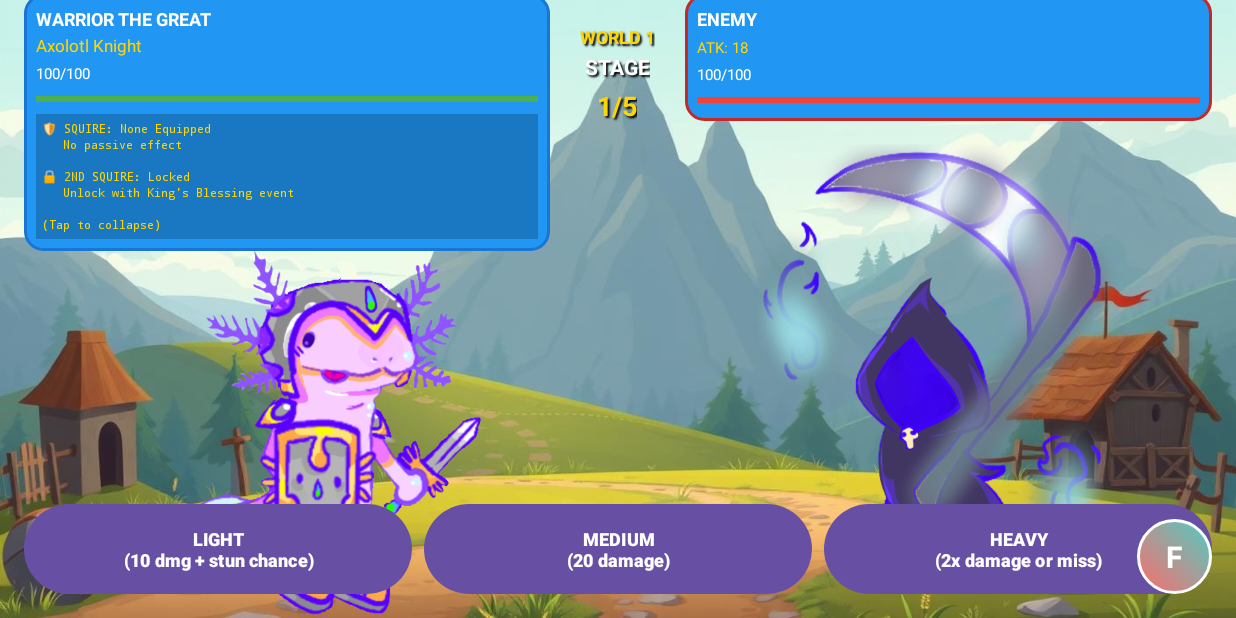
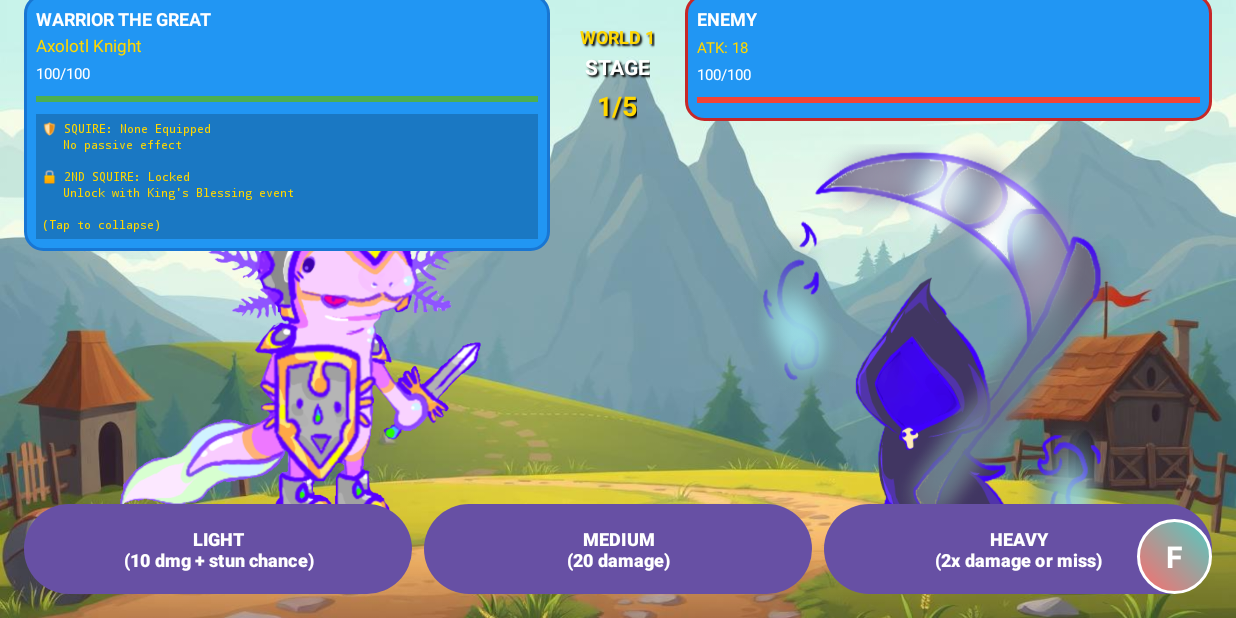
Before and after one commit to RadioactivCake/knight-battle-game, an Android app: the GameActivity screen opened directly, with no data from a screen before it, after a tap on "🛡️ No Squires (Tap to expand)", on a phone screen of 824 x 412 dp (held sideways). Run offline under Robolectric (Android 15) with nearby library versions, the phone set to English and light mode, and no system bars.

Commit message:
still requires fix for positions

```diff
--- a/app/src/main/res/layout/activity_game.xml
+++ b/app/src/main/res/layout/activity_game.xml
@@ -18,7 +18,75 @@
         android:adjustViewBounds="false"
         android:contentDescription="Game Background" />
 
-    <!-- All game content on top of background -->
+    <!-- FIRST: Character Images (render behind everything) -->
+    <LinearLayout
+        android:layout_width="match_parent"
+        android:layout_height="match_parent"
+        android:orientation="horizontal"
+        android:gravity="bottom"
+        android:clipChildren="false"
+        android:clipToPadding="false"
+        android:padding="16dp"
+        android:paddingTop="40dp"
+        android:paddingBottom="120dp">
+
+        <!-- Player Character Area - Left Side -->
+        <LinearLayout
+            android:layout_width="0dp"
+            android:layout_height="wrap_content"
+            android:layout_weight="1"
+            android:gravity="bottom|center_horizontal"
+            android:orientation="vertical"
+            android:clipChildren="false"
+            android:clipToPadding="false">
+
+            <!-- Player Character Image (renders BEHIND info cards) -->
+            <ImageView
+                android:id="@+id/playerCharacterImage"
+                android:layout_width="260dp"
+                android:layout_height="320dp"
+                android:src="@drawable/player_character"
+                android:scaleType="centerInside"
+                android:contentDescription="Player Character" />
+
+        </LinearLayout>
+
+        <!-- Battle Area - Center (Empty Space) -->
+        <LinearLayout
+            android:layout_width="wrap_content"
+            android:layout_height="wrap_content"
+            android:gravity="center"
+            android:orientation="vertical"
+            android:layout_marginHorizontal="32dp">
+
+            <!-- Empty space for clean battlefield look -->
+
+        </LinearLayout>
+
+        <!-- Enemy Character Area - Right Side -->
+        <LinearLayout
+            android:layout_width="0dp"
+            android:layout_height="wrap_content"
+            android:layout_weight="1"
+            android:gravity="bottom|center_horizontal"
+            android:orientation="vertical"
+            android:clipChildren="false"
+            android:clipToPadding="false">
+
+            <!-- Enemy Character Image -->
+            <ImageView
+                android:id="@+id/enemyCharacterImage"
+                android:layout_width="250dp"
+                android:layout_height="310dp"
+                android:src="@drawable/enemy_character"
+                android:scaleType="centerInside"
+                android:contentDescription="Enemy Character" />
+
+        </LinearLayout>
+
+    </LinearLayout>
+
+    <!-- SECOND: UI Elements (render on top of characters) -->
     <LinearLayout
         android:layout_width="match_parent"
         android:layout_height="match_parent"
@@ -28,7 +96,7 @@
         android:clipChildren="false"
         android:clipToPadding="false">
 
-        <!-- Character Info in Upper Corners with Stage Counter -->
+        <!-- Info Cards and Stage Counter -->
         <LinearLayout
             android:layout_width="match_parent"
             android:layout_height="wrap_content"
@@ -37,7 +105,7 @@
             android:clipChildren="false"
             android:clipToPadding="false">
 
-            <!-- Player Info - Upper Left (Enhanced for Dual Squires) -->
+            <!-- Player Info - Upper Left (NOW ON TOP OF KNIGHT) -->
             <LinearLayout
                 android:layout_width="0dp"
                 android:layout_height="wrap_content"
@@ -210,74 +278,11 @@
 
         </LinearLayout>
 
-        <!-- Empty Space for Character Drawings -->
-        <LinearLayout
+        <!-- Spacer to push buttons to bottom -->
+        <View
             android:layout_width="match_parent"
             android:layout_height="0dp"
-            android:layout_weight="1"
-            android:orientation="horizontal"
-            android:gravity="bottom"
-            android:clipChildren="false"
-            android:clipToPadding="false">
-
-            <!-- Player Character Area - Left Side -->
-            <LinearLayout
-                android:layout_width="0dp"
-                android:layout_height="wrap_content"
-                android:layout_weight="1"
-                android:gravity="bottom|center_horizontal"
-                android:orientation="vertical"
-                android:layout_marginBottom="-150dp"
-                android:clipChildren="false"
-                android:clipToPadding="false">
-
-                <!-- Player Character Image -->
-                <ImageView
-                    android:id="@+id/playerCharacterImage"
-                    android:layout_width="260dp"
-                    android:layout_height="320dp"
-                    android:src="@drawable/player_character"
-                    android:scaleType="centerInside"
-                    android:contentDescription="Player Character" />
-
-            </LinearLayout>
-
-            <!-- Battle Area - Center (Empty Space) -->
-            <LinearLayout
-                android:layout_width="wrap_content"
-                android:layout_height="wrap_content"
-                android:gravity="center"
-                android:orientation="vertical"
-                android:layout_marginHorizontal="32dp"
-                android:layout_marginBottom="60dp">
-
-                <!-- Empty space for clean battlefield look -->
-
-            </LinearLayout>
-
-            <!-- Enemy Character Area - Right Side -->
-            <LinearLayout
-                android:layout_width="0dp"
-                android:layout_height="wrap_content"
-                android:layout_weight="1"
-                android:gravity="bottom|center_horizontal"
-                android:orientation="vertical"
-                android:layout_marginBottom="-100dp"
-                android:clipChildren="false"
-                android:clipToPadding="false">
-
-                <!-- Enemy Character Image -->
-                <ImageView
-                    android:id="@+id/enemyCharacterImage"
-                    android:layout_width="250dp"
-                    android:layout_height="310dp"
-                    android:src="@drawable/enemy_character"
-                    android:scaleType="centerInside"
-                    android:contentDescription="Enemy Character" />
-
-            </LinearLayout>
-
-        </LinearLayout>
+            android:layout_weight="1" />
 
         <!-- Attack Buttons at Bottom -->
         <LinearLayout
```
